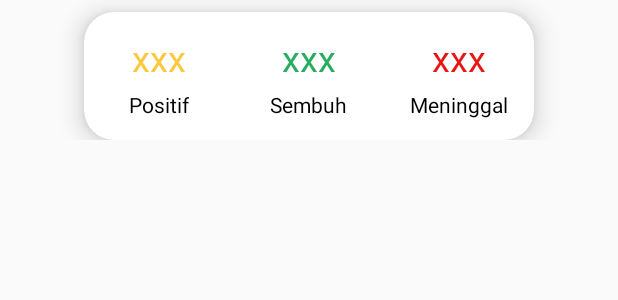
After one commit to Presinutri/Bantai_COVID-19, an Android app: the layout info_covid_widget.xml on its own in the app's theme, with its tools: preview values and no code run, on a phone screen of 412 x 824 dp. The commit adds this screen. Shown: the top 300 px of the screen. Run offline under Robolectric (Android 15) with nearby library versions, the phone set to English and light mode, and no system bars; network calls fail.

Commit message:
add API COVID-19 Indonesia

```diff
--- a/app/build.gradle
+++ b/app/build.gradle
@@ -34,6 +34,7 @@ dependencies {
     implementation 'androidx.navigation:navigation-ui:2.2.1'
     implementation 'androidx.lifecycle:lifecycle-extensions:2.2.0'
     implementation 'androidx.cardview:cardview:1.0.0'
+    implementation 'com.android.volley:volley:1.1.1'
     testImplementation 'junit:junit:4.12'
     androidTestImplementation 'androidx.test.ext:junit:1.1.1'
     androidTestImplementation 'androidx.test.espresso:espresso-core:3.2.0'
--- /dev/null
+++ b/app/src/main/res/layout/info_covid_widget.xml
@@ -0,0 +1,98 @@
+<RelativeLayout xmlns:android="http://schemas.android.com/apk/res/android"
+    android:layout_width="match_parent"
+    android:layout_height="wrap_content"
+    xmlns:app="http://schemas.android.com/apk/res-auto"
+    android:gravity="center"
+    android:padding="@dimen/widget_margin">
+
+    <androidx.cardview.widget.CardView
+        android:id="@+id/updateHarian_cardview"
+        app:cardBackgroundColor="@android:color/white"
+        android:layout_width="300dp"
+        android:layout_height="85dp"
+        android:layout_centerHorizontal="true"
+        android:layout_marginTop="8dp"
+        app:cardCornerRadius="20dp"
+        app:cardElevation="10dp">
+
+        <LinearLayout
+            android:layout_width="match_parent"
+            android:layout_height="match_parent"
+            android:orientation="horizontal"
+            android:weightSum="3">
+
+            <LinearLayout
+                android:layout_width="0dp"
+                android:layout_height="match_parent"
+                android:layout_weight="1"
+                android:orientation="vertical"
+                android:gravity="center">
+
+                <TextView
+                    android:id="@+id/id_positif"
+                    android:layout_width="wrap_content"
+                    android:layout_height="wrap_content"
+                    android:text="xxx"
+                    android:textColor="@color/positif"
+                    android:textSize="24dp"/>
+
+                <TextView
+                    android:id="@+id/label_positif"
+                    android:layout_width="wrap_content"
+                    android:layout_height="wrap_content"
+                    android:text="Positif"
+                    android:textColor="@android:color/black"
+                    android:paddingTop="5dp"/>
+            </LinearLayout>
+
+            <LinearLayout
+                android:layout_width="0dp"
+                android:layout_height="match_parent"
+                android:layout_weight="1"
+                android:orientation="vertical"
+                android:gravity="center">
+
+                <TextView
+                    android:id="@+id/id_sembuh"
+                    android:layout_width="wrap_content"
+                    android:layout_height="wrap_content"
+                    android:text="xxx"
+                    android:textColor="@color/sembuh"
+                    android:textSize="24dp"/>
+
+                <TextView
+                    android:id="@+id/label_sembuh"
+                    android:layout_width="wrap_content"
+                    android:layout_height="wrap_content"
+                    android:text="Sembuh"
+                    android:textColor="@android:color/black"
+                    android:paddingTop="5dp"/>
+            </LinearLayout>
+
+            <LinearLayout
+                android:layout_width="0dp"
+                android:layout_height="match_parent"
+                android:layout_weight="1"
+                android:orientation="vertical"
+                android:gravity="center">
+
+                <TextView
+                    android:id="@+id/id_meninggal"
+                    android:layout_width="wrap_content"
+                    android:layout_height="wrap_content"
+                    android:text="xxx"
+                    android:textColor="@color/meninggal"
+                    android:textSize="24dp"/>
+
+                <TextView
+                    android:id="@+id/label_meninggal"
+                    android:layout_width="wrap_content"
+                    android:layout_height="wrap_content"
+                    android:text="Meninggal"
+                    android:textColor="@android:color/black"
+                    android:paddingTop="5dp"/>
+            </LinearLayout>
+        </LinearLayout>
+    </androidx.cardview.widget.CardView>
+
+</RelativeLayout>
--- a/app/src/main/res/values/dimens.xml
+++ b/app/src/main/res/values/dimens.xml
@@ -2,4 +2,10 @@
     <!-- Default screen margins, per the Android Design guidelines. -->
     <dimen name="activity_horizontal_margin">16dp</dimen>
     <dimen name="activity_vertical_margin">16dp</dimen>
+
+    <!--
+Refer to App Widget Documentation for margin information
+http://developer.android.com/guide/topics/appwidgets/index.html#CreatingLayout
+    -->
+    <dimen name="widget_margin">8dp</dimen>
 </resources>
--- a/app/src/main/res/values/strings.xml
+++ b/app/src/main/res/values/strings.xml
@@ -3,4 +3,6 @@
     <string name="title_home">Home</string>
     <string name="title_dashboard">Dashboard</string>
     <string name="title_notifications">Notifications</string>
+    <string name="appwidget_text">EXAMPLE</string>
+    <string name="add_widget">Add widget</string>
 </resources>
```
Also changed, not shown: app/src/main/AndroidManifest.xml (+11 -0 lines), app/src/main/java/com/practice/bantaicovid_19/InfoCovidWidget.java (added, +43 -0 lines), app/src/main/java/com/practice/bantaicovid_19/ui/home/HomeFragment.java (+51 -8 lines), app/src/main/res/layout/fragment_home.xml (+29 -25 lines), app/src/main/res/values-v14/dimens.xml (added, +10 -0 lines), app/src/main/res/xml/info_covid_widget_info.xml (added, +10 -0 lines), app/src/main/res/drawable-nodpi/example_appwidget_preview.png (added), app/src/main/res/drawable/call_center.png (renamed from app/src/main/res/drawable/callcenter.png), app/src/main/res/drawable/cuci_tangan.jpg (renamed from app/src/main/res/drawable/cucitangan.jpg), app/src/main/res/drawable/etika_bersin.jpg (renamed from app/src/main/res/drawable/EtikaBersin.jpg), app/src/main/res/drawable/home.jpg (added), app/src/main/res/drawable/loading.png (added), app/src/main/res/drawable/pakai_masker.jpg (renamed from app/src/main/res/drawable/PakaiMasker.jpg), app/src/main/res/drawable/physical_distancing.jpg (renamed from app/src/main/res/drawable/PhysicalDistancing.jpg), 2 more files.
